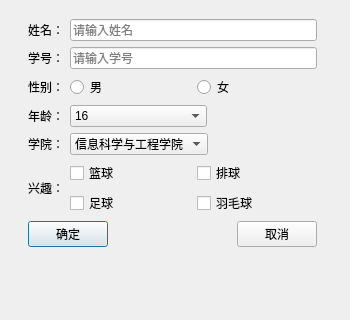
First picture: the form in untitled/addstu.ui, repository lordtang/Qt-StuManage, before the edit; both pictures show x 0 to 350 and y 160 to 480 of the 350 by 480 pixel window.
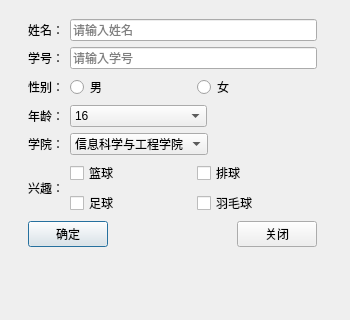
Second picture: the form after the edit.

Patch:
```diff
--- a/untitled/addstu.ui
+++ b/untitled/addstu.ui
@@ -354,7 +354,7 @@
         <item>
          <widget class="QPushButton" name="btn_close">
           <property name="text">
-           <string>取消</string>
+           <string>关闭</string>
           </property>
          </widget>
         </item>
```
